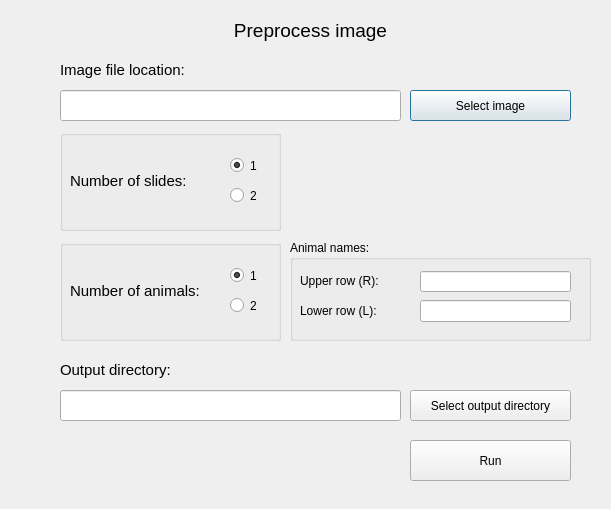
This is src/gui/preprocess.ui in Turku-BioImaging/mouse-brain-alignment-tool as Qt 5 draws it before an edit. The edited form follows.
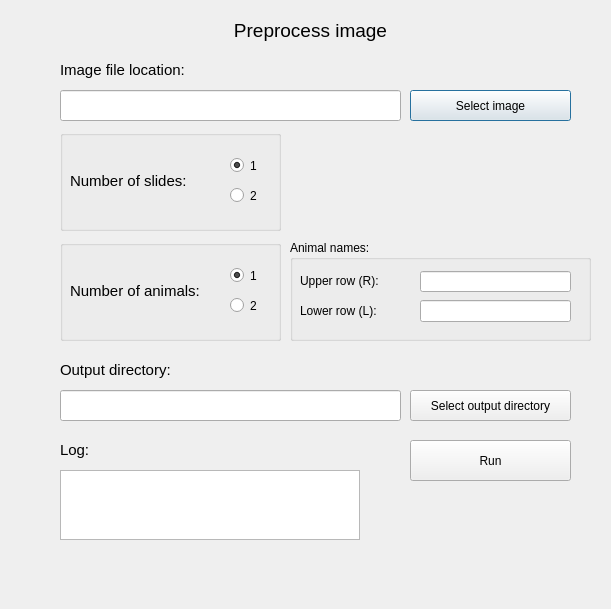
This is the edited form.

Commit message: update setup_ui to print log

The edit to the form file:
```diff
--- a/src/gui/preprocess.ui
+++ b/src/gui/preprocess.ui
@@ -10,7 +10,7 @@
     <x>0</x>
     <y>0</y>
     <width>611</width>
-    <height>509</height>
+    <height>609</height>
    </rect>
   </property>
   <property name="windowTitle">
@@ -329,6 +329,37 @@
     </rect>
    </property>
   </widget>
+  <widget class="QLabel" name="log_textbox_label">
+   <property name="geometry">
+    <rect>
+     <x>60</x>
+     <y>430</y>
+     <width>131</width>
+     <height>41</height>
+    </rect>
+   </property>
+   <property name="font">
+    <font>
+     <pointsize>11</pointsize>
+    </font>
+   </property>
+   <property name="text">
+    <string>&lt;html&gt;&lt;head/&gt;&lt;body&gt;&lt;p&gt;Log:&lt;/p&gt;&lt;/body&gt;&lt;/html&gt;</string>
+   </property>
+  </widget>
+  <widget class="QTextEdit" name="log_textbox">
+   <property name="geometry">
+    <rect>
+     <x>60</x>
+     <y>470</y>
+     <width>300</width>
+     <height>70</height>
+    </rect>
+   </property>
+    <property name="readOnly">
+     <bool>true</bool>
+    </property>
+  </widget>
   <zorder>group_slides</zorder>
   <zorder>group_num_animals</zorder>
   <zorder>image_fname_textbox</zorder>
```
Left out of the diff: 2 changed lines with no effect on the pictures. The commit also changes 2 other files.
